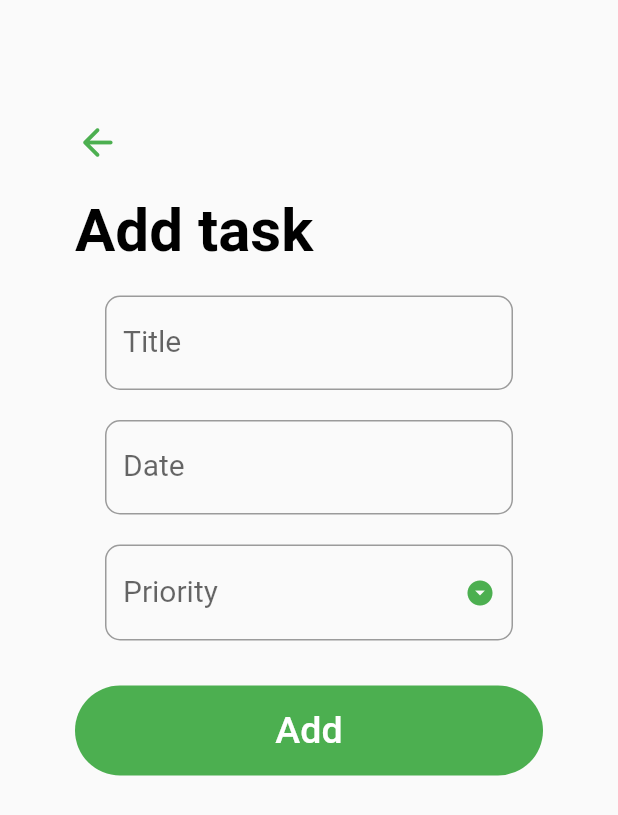
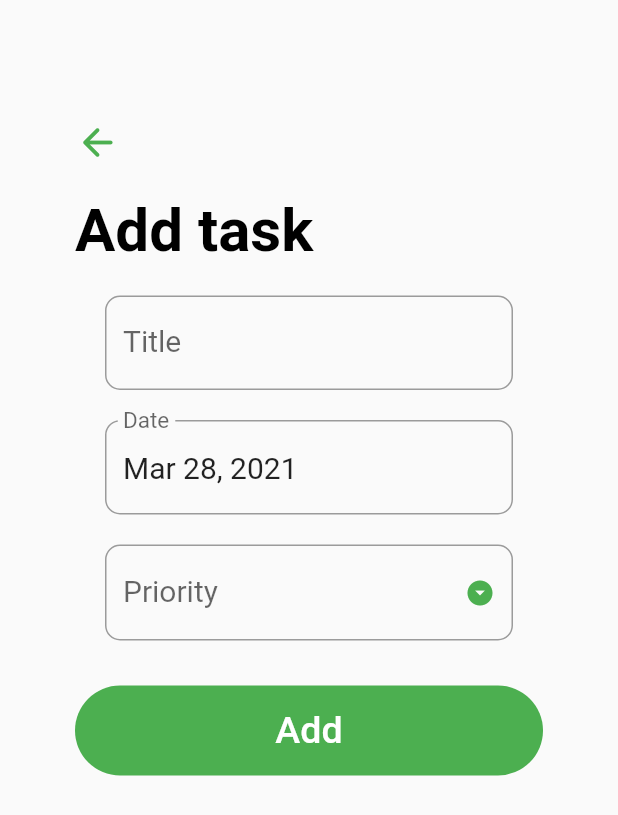
Before and after one commit to niteshpunia/todoApp, a Flutter app: the screen it shows after launch, after a tap on the "add" icon, on a phone screen of 412 x 824 dp. Shown: the top 815 px of the screen. Run offline on Flutter 3.47's test engine with Material 2 defaults, Android fonts, the phone set to English and light mode, and no system bars; our stand-ins replace sqflite; accounts and stored records are empty.

Commit message:
db CRUD operations

```diff
--- a/lib/helpers/database_helper.dart
+++ b/lib/helpers/database_helper.dart
@@ -1,5 +1,4 @@
 import 'dart:io';
-
 import 'package:path_provider/path_provider.dart';
 import 'package:sqflite/sqflite.dart';
 import 'package:todoapp/models/task_model.dart';
@@ -14,7 +13,7 @@ class DatabaseHelper {
   String colId = 'id';
   String colTitle = 'title';
   String colDate = 'date';
-  String colPriority = 'priotity';
+  String colPriority = 'priority';
   String colStatus = 'status';
 
   Future<Database> get db async {
--- a/lib/screens/add_task.dart
+++ b/lib/screens/add_task.dart
@@ -1,7 +1,13 @@
 import 'package:flutter/material.dart';
 import 'package:intl/intl.dart';
+import 'package:todoapp/helpers/database_helper.dart';
+import 'package:todoapp/models/task_model.dart';
 
 class AddTask extends StatefulWidget {
+  final Function updateTaskList;
+  final Task task;
+
+  AddTask({this.updateTaskList, this.task});
   @override
   _AddTaskState createState() => _AddTaskState();
 }
@@ -15,6 +21,18 @@ class _AddTaskState extends State<AddTask> {
 
   final DateFormat _dateFormatter = DateFormat('MMM dd, yyyy');
   final List<String> _priorities = ['Low', 'Medium', 'High'];
+
+  @override
+  void initState() {
+    super.initState();
+
+    if (widget.task != null) {
+      _title = widget.task.title;
+      _priority = widget.task.priority;
+      _date = widget.task.date;
+    }
+    _dateController.text = _dateFormatter.format(_date);
+  }
 
   _handleDatePicker() async {
     final DateTime date = await showDatePicker(
@@ -36,7 +54,16 @@ class _AddTaskState extends State<AddTask> {
       _formKey.currentState.save();
       print('$_title,$_date,$_priority');
       //insert task to user db
+      Task task = Task(title: _title, date: _date, priority: _priority);
+      if (widget.task == null) {
+        task.status = 0;
+        DatabaseHelper.instance.insertTask(task);
+      } else {
+        task.status = widget.task.status;
+        DatabaseHelper.instance.updateTask(task);
+      }
       //update the task
+      widget.updateTaskList();
       Navigator.pop(context);
     }
   }
--- a/lib/screens/todo_list.dart
+++ b/lib/screens/todo_list.dart
@@ -1,5 +1,8 @@
 import 'package:flutter/material.dart';
 import 'package:flutter/widgets.dart';
+import 'package:intl/intl.dart';
+import 'package:todoapp/helpers/database_helper.dart';
+import 'package:todoapp/models/task_model.dart';
 import 'package:todoapp/screens/add_task.dart';
 
 class ToDoList extends StatefulWidget {
@@ -8,20 +11,60 @@ class ToDoList extends StatefulWidget {
 }
 
 class _ToDoListState extends State<ToDoList> {
-  Widget _buildTask(int index) {
+  Future<List<Task>> _taskList;
+  final DateFormat _dateFormatter = DateFormat('MMM dd, yyyy');
+
+  @override
+  void initState() {
+    super.initState();
+    _updateTaskList();
+  }
+
+  _updateTaskList() {
+    setState(() {
+      _taskList = DatabaseHelper.instance.getTaskList();
+    });
+  }
+
+  Widget _buildTask(Task task) {
     return Padding(
       padding: EdgeInsets.symmetric(horizontal: 25.0),
       child: Column(
         children: [
           ListTile(
-            title: Text('Task title'),
-            subtitle: Text('oct 10,20201 • High'),
+            title: Text(
+              task.title,
+              style: TextStyle(
+                fontSize: 20.0,
+                decoration: task.status == 0
+                    ? TextDecoration.none
+                    : TextDecoration.lineThrough,
+              ),
+            ),
+            subtitle: Text(
+              '${_dateFormatter.format(task.date)} • ${task.priority}',
+              style: TextStyle(
+                fontSize: 15.0,
+                decoration: task.status == 0
+                    ? TextDecoration.none
+                    : TextDecoration.lineThrough,
+              ),
+            ),
             trailing: Checkbox(
               onChanged: (value) {
-                print(value);
+                task.status = value ? 1 : 0;
+                DatabaseHelper.instance.updateTask(task);
+                _updateTaskList();
               },
               activeColor: Theme.of(context).primaryColor,
               value: true,
+            ),
+            onTap: () => Navigator.push(
+              context,
+              MaterialPageRoute(
+                builder: (_) =>
+                    AddTask(updateTaskList: _updateTaskList, task: task),
+              ),
             ),
           ),
           Divider(
@@ -39,15 +82,36 @@ class _ToDoListState extends State<ToDoList> {
           backgroundColor: Theme.of(context).primaryColor,
           child: Icon(Icons.add),
           onPressed: () => Navigator.push(
-              context, MaterialPageRoute(builder: (_) => AddTask())),
+            context,
+            MaterialPageRoute(
+              builder: (_) => AddTask(
+                updateTaskList: _updateTaskList,
               ),
-        body: ListView.builder(
+            ),
+          ),
+        ),
+        body: FutureBuilder(
+          future: _taskList,
+          builder: (context, snapshot) {
+            if (!snapshot.hasData) {
+              return Center(
+                child: CircularProgressIndicator(),
+              );
+            }
+
+            final int completedTaskCount = snapshot.data
+                .where((Task task) => task.status == 1)
+                .toList()
+                .length;
+
+            return ListView.builder(
               padding: EdgeInsets.symmetric(vertical: 90.0),
-          itemCount: 10,
+              itemCount: 1 + snapshot.data.length,
               itemBuilder: (BuildContext context, int index) {
                 if (index == 0) {
                   return Padding(
-                padding: EdgeInsets.symmetric(horizontal: 50.0, vertical: 20.0),
+                    padding:
+                        EdgeInsets.symmetric(horizontal: 50.0, vertical: 20.0),
                     child: Column(
                         crossAxisAlignment: CrossAxisAlignment.start,
                         children: <Widget>[
@@ -61,7 +125,7 @@ class _ToDoListState extends State<ToDoList> {
                           ),
                           SizedBox(height: 15.0),
                           Text(
-                        '1 of 10',
+                            '$completedTaskCount of ${snapshot.data.length}',
                             style: TextStyle(
                               color: Colors.deepOrange,
                               fontSize: 30,
@@ -71,7 +135,9 @@ class _ToDoListState extends State<ToDoList> {
                         ]),
                   );
                 }
-            return _buildTask(index);
+                return _buildTask(snapshot.data[index - 1]);
+              },
+            );
           },
         ));
   }
--- a/pubspec.yaml
+++ b/pubspec.yaml
@@ -29,8 +29,8 @@ dependencies:
   # Use with the CupertinoIcons class for iOS style icons.
   cupertino_icons: ^1.0.0
   intl: ^0.16.0
-  sqflite: ^1.1.7
-  path_provider: ^1.3.0
+  sqflite: ^2.0.0+3
+  path_provider: ^1.6.28
 
 
 dev_dependencies:
```
Also changed, not shown: pubspec.lock, 1 other file. Lines whose indentation alone changed are shown as unchanged.
